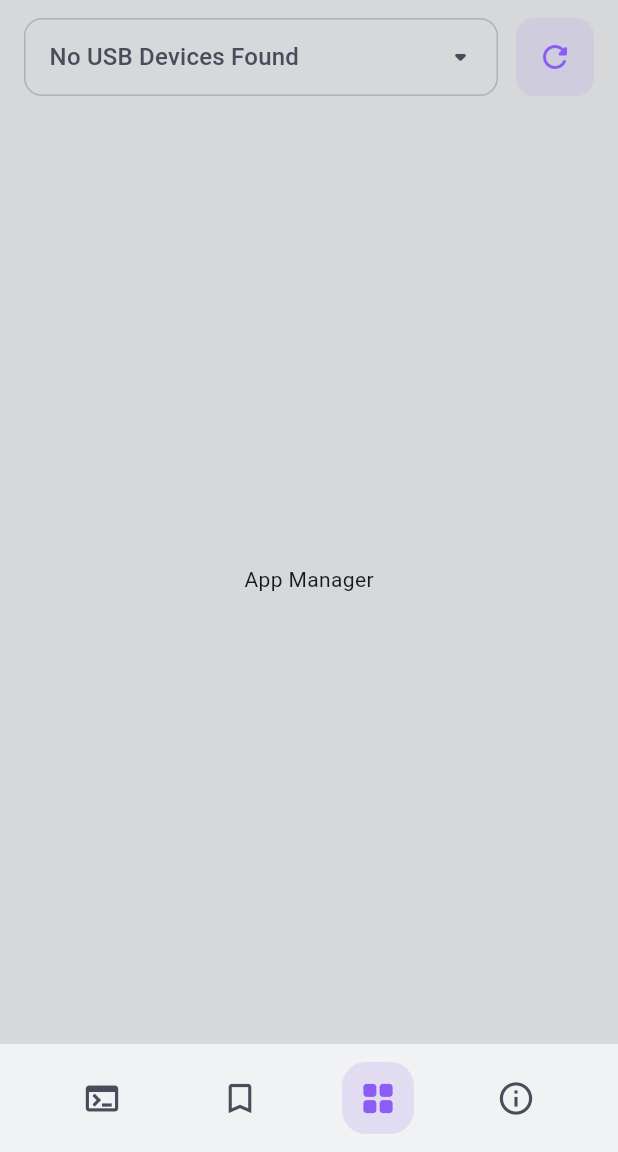
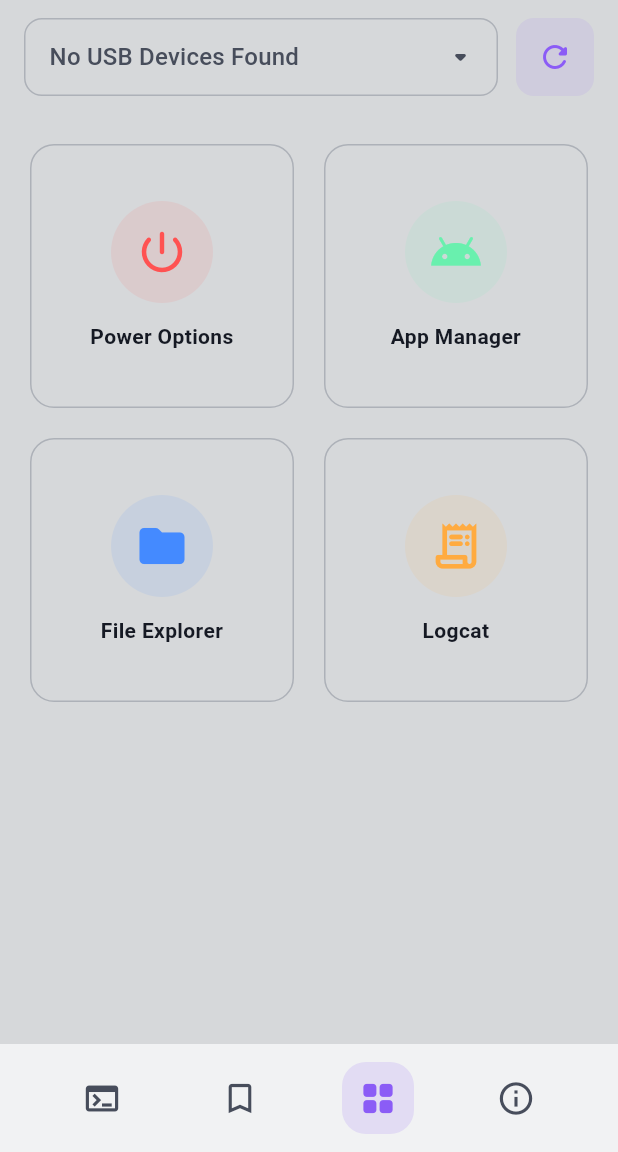
Before and after one commit to Nekoplii/AdShell, a Flutter app: the screen it shows after launch, item 3 of the bottom bar chosen, on a phone screen of 412 x 824 dp, the part 84-1236 px from its top. Run offline on Flutter 3.47's test engine with Material 3 defaults, Android fonts, the phone set to English and light mode, and no system bars; our stand-ins replace hive_flutter; accounts and stored records are empty.

Commit message:
feat: replace App Manager tab with modular Apps Grid and BottomSheet routing

```diff
--- /dev/null
+++ b/lib/screens/apps_tab.dart
@@ -0,0 +1,282 @@
+import 'package:flutter/material.dart';
+import '../theme/app_theme.dart';
+import '../core/adb_client.dart';
+import '../core/fastboot_client.dart';
+
+class AppsTab extends StatelessWidget {
+  final bool isAdbConnected;
+  final bool isFastbootConnected;
+  final AdbClient adbClient;
+  final FastbootClient fastbootClient;
+
+  const AppsTab({
+    super.key,
+    required this.isAdbConnected,
+    required this.isFastbootConnected,
+    required this.adbClient,
+    required this.fastbootClient,
+  });
+
+  void _showPowerMenu(BuildContext context) {
+    showModalBottomSheet(
+      context: context,
+      backgroundColor: Colors.transparent,
+      isScrollControlled: true,
+      builder: (context) => _PowerMenuSheet(
+        isAdbConnected: isAdbConnected,
+        isFastbootConnected: isFastbootConnected,
+        adbClient: adbClient,
+        fastbootClient: fastbootClient,
+      ),
+    );
+  }
+
+  Widget _buildUtilityCard(
+    BuildContext context, {
+    required String title,
+    required IconData icon,
+    required Color color,
+    required VoidCallback onTap,
+  }) {
+    final isDark = Theme.of(context).brightness == Brightness.dark;
+
+    return Card(
+      elevation: 0,
+      color: isDark ? AppColors.neutral900 : AppColors.neutral100,
+      shape: RoundedRectangleBorder(
+        borderRadius: BorderRadius.circular(16),
+        side: BorderSide(color: isDark ? AppColors.neutral800 : AppColors.neutral200),
+      ),
+      child: InkWell(
+        onTap: onTap,
+        borderRadius: BorderRadius.circular(16),
+        child: Padding(
+          padding: const EdgeInsets.all(16.0),
+          child: Column(
+            mainAxisAlignment: MainAxisAlignment.center,
+            children: [
+              Container(
+                padding: const EdgeInsets.all(16),
+                decoration: BoxDecoration(
+                  color: color.withValues(alpha: 0.1),
+                  shape: BoxShape.circle,
+                ),
+                child: Icon(icon, size: 36, color: color),
+              ),
+              const SizedBox(height: 12),
+              Text(
+                title,
+                textAlign: TextAlign.center,
+                style: TextStyle(
+                  fontSize: 14,
+                  fontWeight: FontWeight.bold,
+                  color: isDark ? AppColors.neutral50 : AppColors.neutral900,
+                ),
+              ),
+            ],
+          ),
+        ),
+      ),
+    );
+  }
+
+  @override
+  Widget build(BuildContext context) {
+    return GridView.count(
+      padding: const EdgeInsets.all(16.0),
+      crossAxisCount: 2,
+      mainAxisSpacing: 12,
+      crossAxisSpacing: 12,
+      children: [
+        _buildUtilityCard(
+          context,
+          title: 'Power Options',
+          icon: Icons.power_settings_new_rounded,
+          color: Colors.redAccent,
+          onTap: () => _showPowerMenu(context),
+        ),
+        _buildUtilityCard(
+          context,
+          title: 'App Manager',
+          icon: Icons.android_rounded,
+          color: Colors.greenAccent,
+          onTap: () {
+            ScaffoldMessenger.of(context).showSnackBar(
+              const SnackBar(content: Text('App Manager coming soon!')),
+            );
+          },
+        ),
+        _buildUtilityCard(
+          context,
+          title: 'File Explorer',
+          icon: Icons.folder_rounded,
+          color: Colors.blueAccent,
+          onTap: () {
+            ScaffoldMessenger.of(context).showSnackBar(
+              const SnackBar(content: Text('File Explorer coming soon!')),
+            );
+          },
+        ),
+        _buildUtilityCard(
+          context,
+          title: 'Logcat',
+          icon: Icons.receipt_long_rounded,
+          color: Colors.orangeAccent,
+          onTap: () {
+            ScaffoldMessenger.of(context).showSnackBar(
+              const SnackBar(content: Text('Logcat viewer coming soon!')),
+            );
+          },
+        ),
+      ],
+    );
+  }
+}
+
+class _PowerMenuSheet extends StatelessWidget {
+  final bool isAdbConnected;
+  final bool isFastbootConnected;
+  final AdbClient adbClient;
+  final FastbootClient fastbootClient;
+
+  const _PowerMenuSheet({
+    required this.isAdbConnected,
+    required this.isFastbootConnected,
+    required this.adbClient,
+    required this.fastbootClient,
+  });
+
+  void _executeReboot(BuildContext context, String mode) {
+    if (isAdbConnected) {
+      if (mode == 'system') {
+        adbClient.executeCommand('reboot');
+      } else if (mode == 'poweroff') {
+        adbClient.executeCommand('reboot -p');
+      } else if (mode == 'soft') {
+        adbClient.executeCommand('setprop ctl.restart zygote');
+      } else {
+        adbClient.executeCommand('reboot $mode');
+      }
+      Navigator.pop(context);
+      ScaffoldMessenger.of(context).showSnackBar(
+        SnackBar(content: Text('Executing power command: $mode...')),
+      );
+    } else if (isFastbootConnected) {
+      if (mode == 'system') {
+        fastbootClient.executeCommand('reboot');
+      } else if (mode == 'bootloader') {
+        fastbootClient.executeCommand('reboot bootloader');
+      } else if (mode == 'recovery') {
+        fastbootClient.executeCommand('reboot recovery');
+      } else if (mode == 'fastboot') {
+        fastbootClient.executeCommand('reboot fastboot');
+      } else if (mode == 'edl') {
+        fastbootClient.executeCommand('oem edl');
+      } else if (mode == 'poweroff') {
+        fastbootClient.executeCommand('powerdown'); // Fastboot command for off
+      }
+      Navigator.pop(context);
+      ScaffoldMessenger.of(context).showSnackBar(
+        SnackBar(content: Text('Executing fastboot power command: $mode...')),
+      );
+    }
+  }
+
+  Widget _buildPowerRow(
+    BuildContext context, {
+    required String title,
+    required IconData icon,
+    required Color color,
+    required String mode,
+    required bool isConnected,
+  }) {
+    final isDark = Theme.of(context).brightness == Brightness.dark;
+
+    return ListTile(
+      leading: Container(
+        padding: const EdgeInsets.all(8),
+        decoration: BoxDecoration(
+          color: isConnected ? color.withValues(alpha: 0.1) : AppColors.neutral500.withValues(alpha: 0.1),
+          shape: BoxShape.circle,
+        ),
+        child: Icon(icon, color: isConnected ? color : AppColors.neutral500),
+      ),
+      title: Text(
+        title,
+        style: TextStyle(
+          fontWeight: FontWeight.bold,
+          color: isConnected ? (isDark ? Colors.white : Colors.black) : AppColors.neutral500,
+        ),
+      ),
+      enabled: isConnected,
+      onTap: isConnected ? () => _executeReboot(context, mode) : null,
+    );
+  }
+
+  @override
+  Widget build(BuildContext context) {
+    final isDark = Theme.of(context).brightness == Brightness.dark;
+    final isConnected = isAdbConnected || isFastbootConnected;
+
+    return Container(
+      padding: const EdgeInsets.symmetric(vertical: 24),
+      decoration: BoxDecoration(
+        color: isDark ? AppColors.neutral950 : AppColors.neutral50,
+        borderRadius: const BorderRadius.vertical(top: Radius.circular(24)),
+      ),
+      child: Column(
+        mainAxisSize: MainAxisSize.min,
+        children: [
+          Container(
+            width: 40,
+            height: 4,
+            margin: const EdgeInsets.only(bottom: 24),
+            decoration: BoxDecoration(
+              color: isDark ? AppColors.neutral700 : AppColors.neutral300,
+              borderRadius: BorderRadius.circular(2),
+            ),
+          ),
+          const Text(
+            'Power Options',
+            style: TextStyle(fontSize: 20, fontWeight: FontWeight.bold),
+          ),
+          const SizedBox(height: 16),
+          if (!isConnected)
+            Container(
+              margin: const EdgeInsets.symmetric(horizontal: 24, vertical: 8),
+              padding: const EdgeInsets.all(12),
+              decoration: BoxDecoration(
+                color: Colors.redAccent.withValues(alpha: 0.1),
+                borderRadius: BorderRadius.circular(12),
+                border: Border.all(color: Colors.redAccent.withValues(alpha: 0.3)),
+              ),
+              child: Row(
+                children: [
+                  const Icon(Icons.warning_amber_rounded, color: Colors.redAccent),
+                  const SizedBox(width: 12),
+                  Expanded(
+                    child: Text(
+                      'Connect a device to use power options.',
+                      style: TextStyle(color: isDark ? Colors.redAccent[100] : Colors.red[900]),
+                    ),
+                  ),
+                ],
+              ),
+            ),
+          _buildPowerRow(context, title: 'Reboot System', icon: Icons.power_settings_new_rounded, color: Colors.blueAccent, mode: 'system', isConnected: isConnected),
+          _buildPowerRow(context, title: 'Soft Reboot', icon: Icons.refresh_rounded, color: Colors.cyan, mode: 'soft', isConnected: isAdbConnected), // Soft reboot only works in ADB
+          _buildPowerRow(context, title: 'Reboot Recovery', icon: Icons.health_and_safety_rounded, color: Colors.orangeAccent, mode: 'recovery', isConnected: isConnected),
+          _buildPowerRow(context, title: 'Reboot Bootloader', icon: Icons.android_rounded, color: Colors.greenAccent, mode: 'bootloader', isConnected: isConnected),
+          _buildPowerRow(context, title: 'Reboot Fastbootd', icon: Icons.memory_rounded, color: Colors.purpleAccent, mode: 'fastboot', isConnected: isConnected),
+          _buildPowerRow(context, title: 'Reboot EDL', icon: Icons.cable_rounded, color: Colors.redAccent, mode: 'edl', isConnected: isConnected),
+          const Padding(
+            padding: EdgeInsets.symmetric(horizontal: 24, vertical: 8),
+            child: Divider(),
+          ),
+          _buildPowerRow(context, title: 'Power Off', icon: Icons.power_off_rounded, color: Colors.grey, mode: 'poweroff', isConnected: isConnected),
+          const SizedBox(height: 24),
+        ],
+      ),
+    );
+  }
+}
--- a/lib/screens/main_screen.dart
+++ b/lib/screens/main_screen.dart
@@ -6,6 +6,7 @@ import '../core/usb_manager.dart';
 import '../theme/app_theme.dart';
 import 'saved_commands_tab.dart';
 import 'device_info_tab.dart';
+import 'apps_tab.dart';
 
 class MainScreen extends StatefulWidget {
   const MainScreen({super.key});
@@ -535,9 +536,17 @@ class _MainScreenState extends State<MainScreen> {
       case 0:
         return _buildShellTab();
       case 1:
-        return SavedCommandsTab(onExecuteCommand: _executeExternalCommand);
+        return SavedCommandsTab(
+          isConnected: _isShellReady,
+          onExecuteCommand: _executeExternalCommand,
+        );
       case 2:
-        return const Center(child: Text('App Manager'));
+        return AppsTab(
+          isAdbConnected: _isShellReady && _activeProtocol == 1,
+          isFastbootConnected: _isShellReady && _activeProtocol == 3,
+          adbClient: _adbClient,
+          fastbootClient: _fastbootClient,
+        );
       case 3:
         return DeviceInfoTab(isConnected: _isShellReady);
       default:
@@ -545,13 +554,15 @@ class _MainScreenState extends State<MainScreen> {
     }
   }
 
-  Widget _buildNavItem(BuildContext context, {required IconData icon, required int index}) {
+  Widget _buildNavItem(BuildContext context, {required IconData icon, required int index, String? tooltip}) {
     final isSelected = _selectedIndex == index;
     final isDark = Theme.of(context).brightness == Brightness.dark;
 
     return Center(
       child: Material(
         color: Colors.transparent,
+        child: Tooltip(
+          message: tooltip ?? '',
           child: InkWell(
             borderRadius: BorderRadius.circular(16),
             onTap: () => setState(() => _selectedIndex = index),
@@ -570,6 +581,7 @@ class _MainScreenState extends State<MainScreen> {
                     ? AppColors.primary
                     : (isDark ? AppColors.neutral400 : AppColors.neutral500),
                 size: 26,
+              ),
             ),
           ),
         ),
@@ -598,10 +610,10 @@ class _MainScreenState extends State<MainScreen> {
             child: Row(
               mainAxisAlignment: MainAxisAlignment.spaceEvenly,
               children: [
-                _buildNavItem(context, icon: _selectedIndex == 0 ? Icons.terminal : Icons.terminal_outlined, index: 0),
-                _buildNavItem(context, icon: _selectedIndex == 1 ? Icons.bookmark : Icons.bookmark_border, index: 1),
-                _buildNavItem(context, icon: _selectedIndex == 2 ? Icons.grid_view_rounded : Icons.grid_view, index: 2),
-                _buildNavItem(context, icon: _selectedIndex == 3 ? Icons.info : Icons.info_outline, index: 3),
+                _buildNavItem(context, icon: _selectedIndex == 0 ? Icons.terminal : Icons.terminal_outlined, index: 0, tooltip: 'Terminal'),
+                _buildNavItem(context, icon: _selectedIndex == 1 ? Icons.bookmark : Icons.bookmark_border, index: 1, tooltip: 'Saved'),
+                _buildNavItem(context, icon: _selectedIndex == 2 ? Icons.grid_view_rounded : Icons.grid_view, index: 2, tooltip: 'Apps'),
+                _buildNavItem(context, icon: _selectedIndex == 3 ? Icons.info : Icons.info_outline, index: 3, tooltip: 'Info'),
               ],
             ),
           ),
```
Lines whose indentation alone changed are shown as unchanged.
